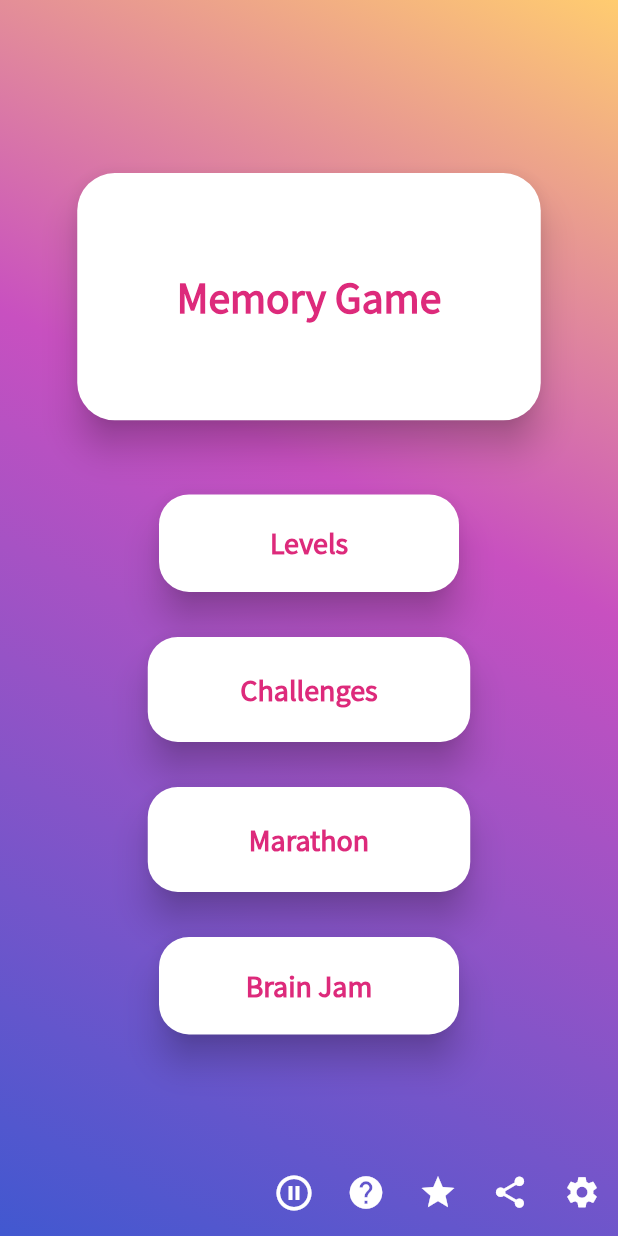
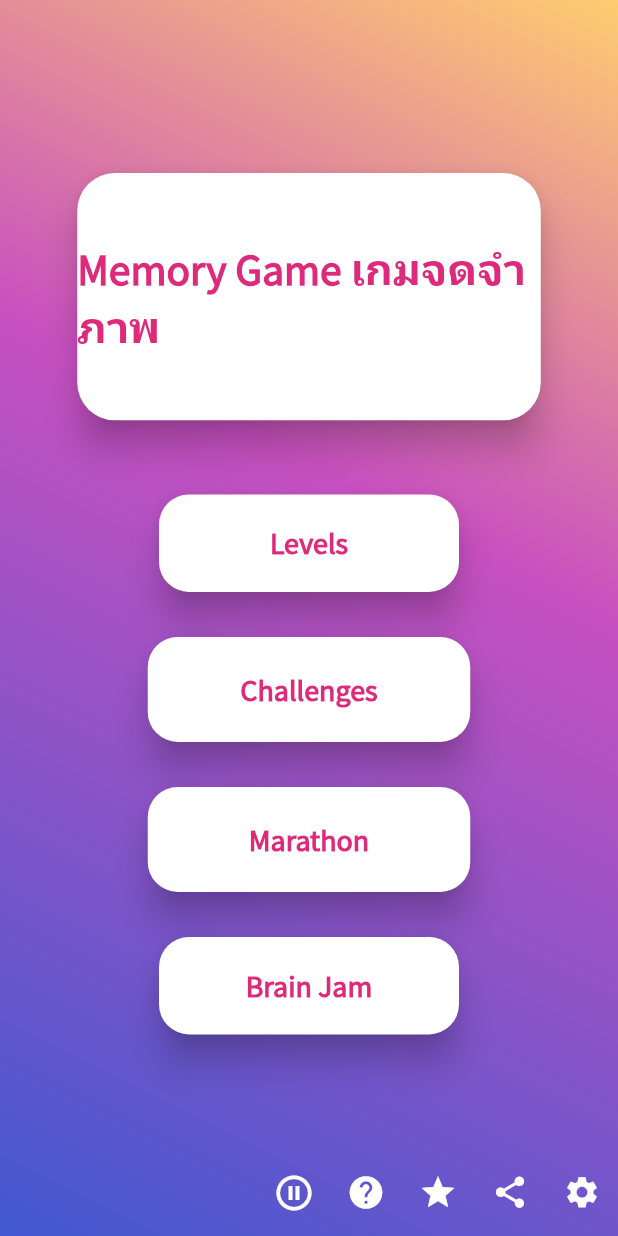
Before and after one commit to GeSUSGG007/game_web, a Flutter app: the screen it shows after launch, on a phone screen of 412 x 824 dp. Run offline on Flutter 3.47's test engine with Material 2 defaults, Android fonts, the phone set to English and light mode, and no system bars; drawn by our look-alikes of animated_text_kit; our stand-ins replace audioplayers, cloud_firestore, firebase_core, google_mobile_ads, share, shared_preferences; accounts and stored records are empty.

Commit message:
Update home screen.dart

```diff
--- a/lib/screen/home screen.dart
+++ b/lib/screen/home screen.dart
@@ -257,12 +257,20 @@ class _HomeScreenState extends State<HomeScreen> with WidgetsBindingObserver {
                       child: Center(
                         child: AnimatedTextKit(
                           animatedTexts: [
-                            WavyAnimatedText("Memory Game",
+                            WavyAnimatedText("Memory Game เกมจดจำภาพ",
                                 speed: Duration(milliseconds: 450),
                                 textStyle: TextStyle(
                                   fontSize: 29,
                                   fontFamily: "Source",
                                   fontWeight: FontWeight.w600,
+                                  color: Color(0xffDD2A7B),
+                                )),
+                             WavyAnimatedText("ปรับปรุง โดย Leo",
+                                speed: Duration(milliseconds: 100),
+                                textStyle: TextStyle(
+                                  fontSize: 29,
+                                  fontFamily: "Source",
+                                  fontWeight: FontWeight.w300,
                                   color: Color(0xffDD2A7B),
                                 )),
                           ],
```
